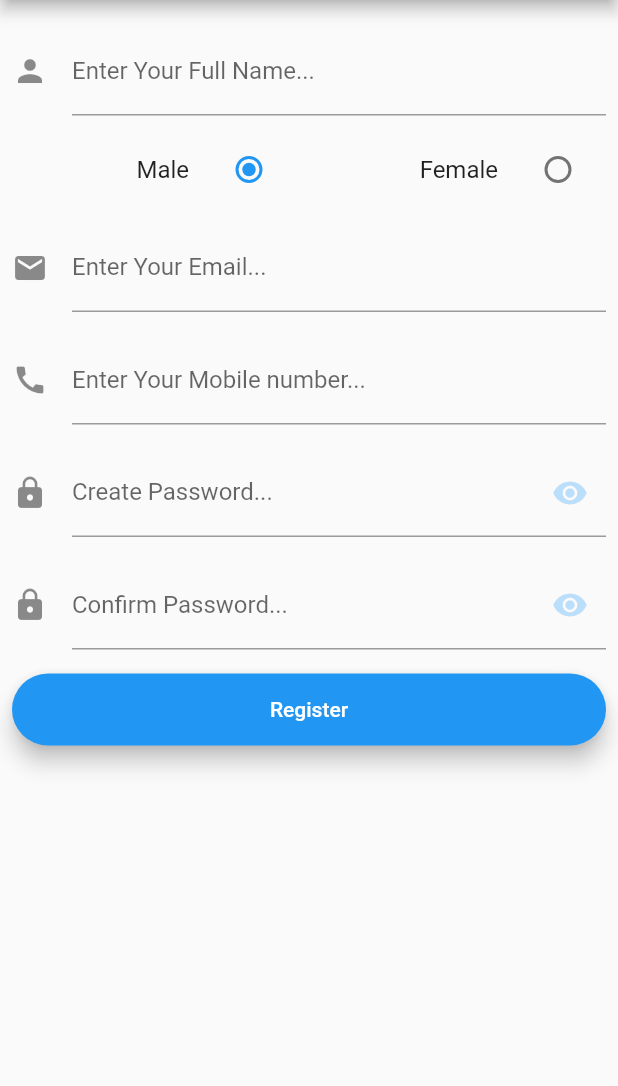
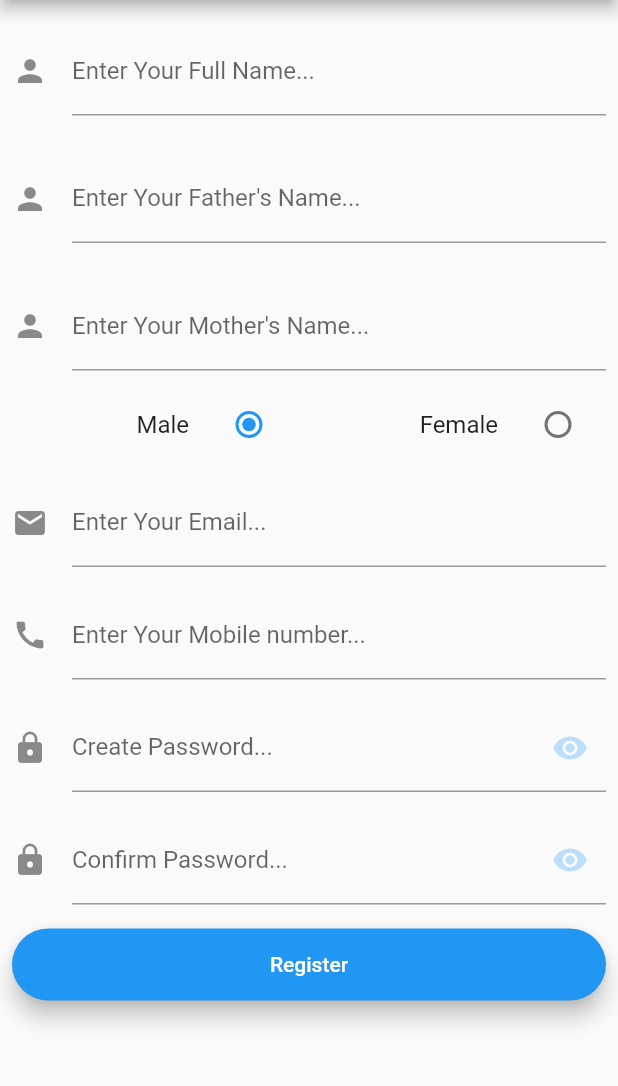
Before and after one commit to singhteekam/Registration-Form, a Flutter app: the screen it shows after launch, on a phone screen of 412 x 824 dp, the part 84-1170 px from its top. Run offline on Flutter 3.47's test engine with Material 2 defaults, Android fonts, the phone set to English and light mode, and no system bars.

Commit message:
Update main.dart

```diff
--- a/lib/main.dart
+++ b/lib/main.dart
@@ -27,7 +27,7 @@ class MyHomePage extends StatefulWidget {
 class _MyHomePageState extends State<MyHomePage> {
   String email;
   String password;
-  String name;
+  String name, fname, mname;
   String number;
   bool _obscureText = true;
    String gender;
@@ -71,6 +71,33 @@ class _MyHomePageState extends State<MyHomePage> {
                     ),
                   ),
                 ),
+
+                Padding(padding: const EdgeInsets.only(top: 10)),
+                Padding(
+                  padding: const EdgeInsets.all(8.0),
+                  child: TextField(
+                    keyboardType: TextInputType.emailAddress,
+                    onChanged: (value) => fname = value,
+                    decoration: InputDecoration(
+                      labelText: "Enter Your Father's Name...",
+                      icon: Icon(Icons.person),
+                    ),
+                  ),
+                ),
+
+                Padding(padding: const EdgeInsets.only(top: 10)),
+                Padding(
+                  padding: const EdgeInsets.all(8.0),
+                  child: TextField(
+                    keyboardType: TextInputType.emailAddress,
+                    onChanged: (value) => mname = value,
+                    decoration: InputDecoration(
+                      labelText: "Enter Your Mother's Name...",
+                      icon: Icon(Icons.person),
+                    ),
+                  ),
+                ),
+
                 Row(children: <Widget>[
                   Expanded(
                     child: ListTile(
```
